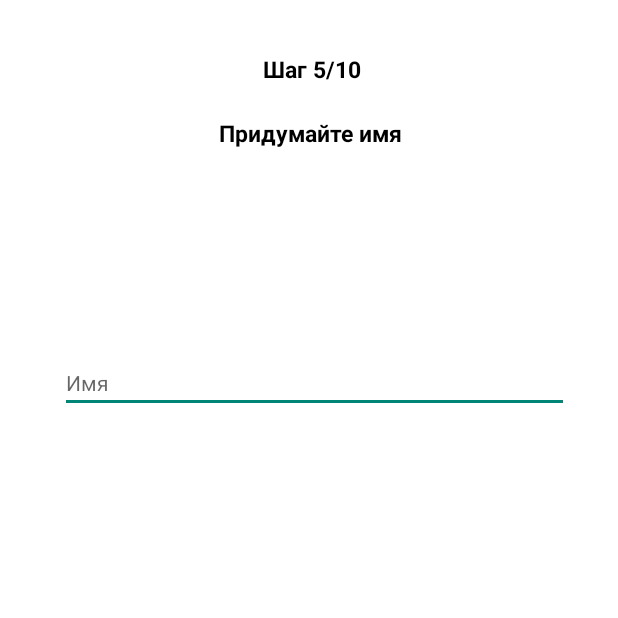
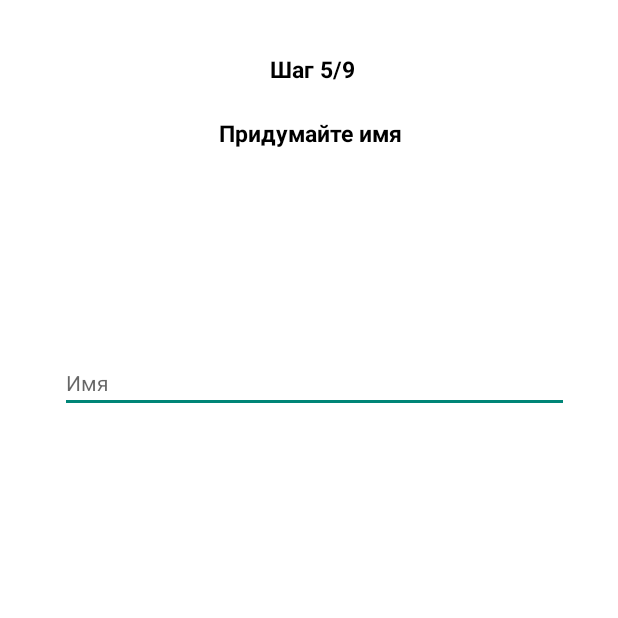
Before and after one commit to Antuh/AndroidApplication-Dora, an Android app: the CharacterNameActivity screen opened directly, with no data from a screen before it, on a phone screen of 412 x 824 dp, the top half of it. Run offline under Robolectric (Android 15) with nearby library versions, the phone set to English and light mode, and no system bars.

Commit message:
Initial seven commit

```diff
--- a/app/src/main/res/layout/activity_character_description.xml
+++ b/app/src/main/res/layout/activity_character_description.xml
@@ -32,7 +32,7 @@
         android:layout_marginTop="35dp"
         android:clickable="true"
         android:gravity="center"
-        android:text="Шаг 4/10"
+        android:text="Шаг 4/9"
         android:textColor="#000000"
         android:textSize="15dp"
         android:textStyle="bold" />
--- a/app/src/main/res/layout/activity_character_he.xml
+++ b/app/src/main/res/layout/activity_character_he.xml
@@ -32,7 +32,7 @@
         android:layout_marginTop="35dp"
         android:clickable="true"
         android:gravity="center"
-        android:text="Шаг 3/10"
+        android:text="Шаг 3/9"
         android:textColor="#000000"
         android:textSize="15dp"
         android:textStyle="bold" />
--- a/app/src/main/res/layout/activity_character_name.xml
+++ b/app/src/main/res/layout/activity_character_name.xml
@@ -32,7 +32,7 @@
         android:layout_marginTop="35dp"
         android:clickable="true"
         android:gravity="center"
-        android:text="Шаг 5/10"
+        android:text="Шаг 5/9"
         android:textColor="#000000"
         android:textSize="15dp"
         android:textStyle="bold" />
--- a/app/src/main/res/layout/activity_interests.xml
+++ b/app/src/main/res/layout/activity_interests.xml
@@ -34,7 +34,7 @@
         android:layout_marginTop="35dp"
         android:clickable="true"
         android:gravity="center"
-        android:text="Шаг 7/10"
+        android:text="Шаг 7/9"
         android:textColor="#000000"
         android:textSize="15dp"
         android:textStyle="bold" />
--- a/app/src/main/res/layout/activity_notifications.xml
+++ b/app/src/main/res/layout/activity_notifications.xml
@@ -34,7 +34,7 @@
         android:layout_marginTop="35dp"
         android:clickable="true"
         android:gravity="center"
-        android:text="Шаг 6/10"
+        android:text="Шаг 6/9"
         android:textColor="#000000"
         android:textSize="15dp"
         android:textStyle="bold" />
--- a/app/src/main/res/layout/activity_purposes.xml
+++ b/app/src/main/res/layout/activity_purposes.xml
@@ -49,7 +49,7 @@
         android:layout_marginTop="35dp"
         android:clickable="true"
         android:gravity="center"
-        android:text="Шаг 8/10"
+        android:text="Шаг 8/9"
         android:textColor="#000000"
         android:textSize="15dp"
         android:textStyle="bold" />
--- a/app/src/main/res/layout/activity_step_one.xml
+++ b/app/src/main/res/layout/activity_step_one.xml
@@ -18,7 +18,7 @@
         android:layout_marginTop="35dp"
         android:clickable="true"
         android:gravity="center"
-        android:text="Шаг 1/10"
+        android:text="Шаг 1/9"
         android:textColor="#000000"
         android:textSize="15dp"
         android:textStyle="bold" />
--- a/app/src/main/res/layout/activity_step_two.xml
+++ b/app/src/main/res/layout/activity_step_two.xml
@@ -18,7 +18,7 @@
         android:layout_marginTop="35dp"
         android:clickable="true"
         android:gravity="center"
-        android:text="Шаг 2/10"
+        android:text="Шаг 2/9"
         android:textColor="#000000"
         android:textSize="15dp"
         android:textStyle="bold" />
```
